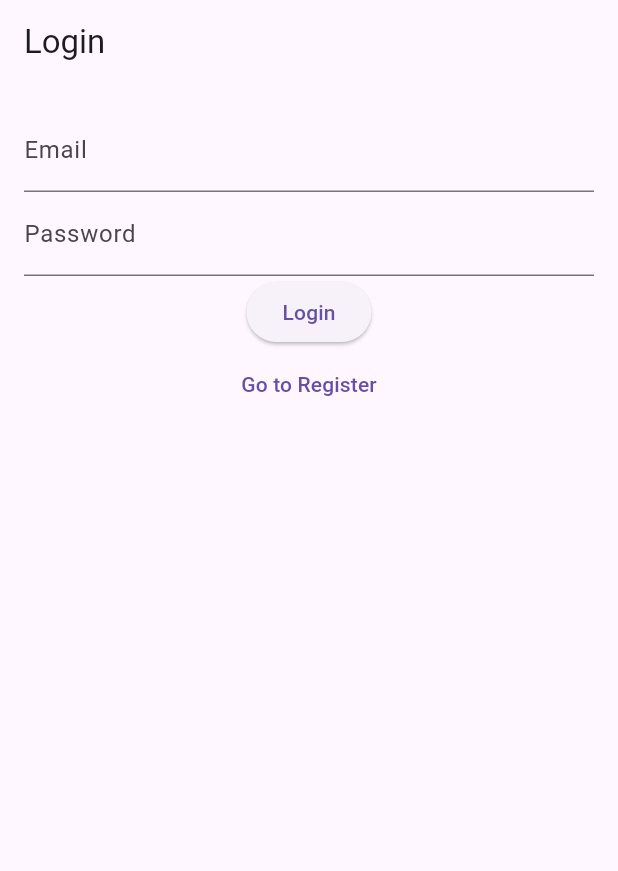
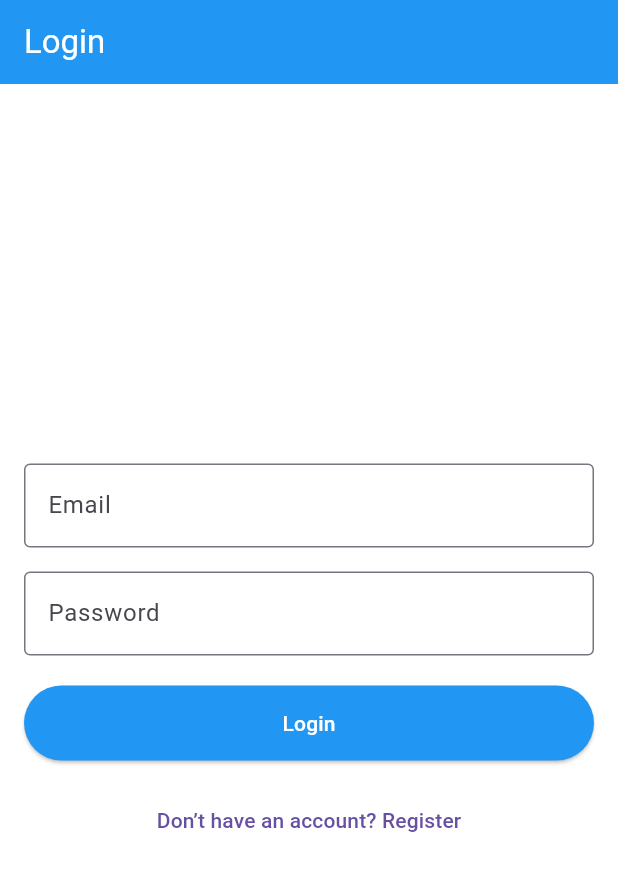
Before and after one commit to Sudila-Jayasekara/yuklid_flutter_frontend, a Flutter app: the screen it shows after launch, on a phone screen of 412 x 824 dp. Shown: the top 871 px of the screen. Run offline on Flutter 3.47's test engine with Material 3 defaults, Android fonts, the light colour scheme and no system bars; our stand-ins replace flutter_secure_storage.

Commit message:
Setup Basic Auth and Question For testing Frontend

```diff
--- a/lib/core/constants.dart
+++ /dev/null
@@ -1 +0,0 @@
-const String baseUrl = 'https://yuklid.com';
--- a/lib/main.dart
+++ b/lib/main.dart
@@ -1,5 +1,21 @@
+
+// Main App
+import 'package:flutter/cupertino.dart';
 import 'package:flutter/material.dart';
-import 'screens/login_page.dart';
+import 'package:provider/provider.dart';
+import 'package:yuklid_flutter_frontend/providers/auth_provider.dart';
+import 'package:yuklid_flutter_frontend/screens/auth_wrapper.dart';
+
+void main() {
+  runApp(
+    MultiProvider(
+      providers: [
+        ChangeNotifierProvider(create: (_) => AuthProvider()),
+      ],
+      child: const MyApp(),
+    ),
+  );
+}
 
 class MyApp extends StatelessWidget {
   const MyApp({super.key});
@@ -7,12 +23,22 @@ class MyApp extends StatelessWidget {
   @override
   Widget build(BuildContext context) {
     return MaterialApp(
-      debugShowCheckedModeBanner: false,
-      home: LoginPage(),
+      title: 'Flutter App',
+      theme: ThemeData(
+        primarySwatch: Colors.blue,
+        scaffoldBackgroundColor: Colors.white,
+        appBarTheme: const AppBarTheme(
+          backgroundColor: Colors.blue,
+          foregroundColor: Colors.white,
+        ),
+        elevatedButtonTheme: ElevatedButtonThemeData(
+          style: ElevatedButton.styleFrom(
+            backgroundColor: Colors.blue,
+            foregroundColor: Colors.white,
+          ),
+        ),
+      ),
+      home: const AuthWrapper(),
     );
   }
 }
-
-void main() {
-  runApp(const MyApp());
-}
--- a/lib/models/user.dart
+++ /dev/null
@@ -1,15 +0,0 @@
-class User {
-  final String email;
-  final DateTime issuedAt;
-  final DateTime expiresAt;
-
-  User({required this.email, required this.issuedAt, required this.expiresAt});
-
-  factory User.fromToken(Map<String, dynamic> decoded) {
-    return User(
-      email: decoded['sub'],
-      issuedAt: DateTime.fromMillisecondsSinceEpoch(decoded['iat'] * 1000),
-      expiresAt: DateTime.fromMillisecondsSinceEpoch(decoded['exp'] * 1000),
-    );
-  }
-}
--- /dev/null
+++ b/lib/screens/auth_wrapper.dart
@@ -0,0 +1,29 @@
+// Auth Wrapper
+import 'package:flutter/cupertino.dart';
+import 'package:flutter/material.dart';
+import 'package:provider/provider.dart';
+import 'package:yuklid_flutter_frontend/screens/question_screen.dart';
+
+import '../providers/auth_provider.dart';
+import 'login_screen.dart';
+
+class AuthWrapper extends StatelessWidget {
+  const AuthWrapper({super.key});
+
+  @override
+  Widget build(BuildContext context) {
+    final authProvider = Provider.of<AuthProvider>(context);
+    return FutureBuilder<String?>(
+      future: authProvider.getToken(),
+      builder: (context, snapshot) {
+        if (snapshot.connectionState == ConnectionState.waiting) {
+          return const Scaffold(body: Center(child: CircularProgressIndicator()));
+        }
+        if (snapshot.hasData && snapshot.data != null) {
+          return const QuestionScreen();
+        }
+        return const LoginScreen();
+      },
+    );
+  }
+}
--- a/lib/screens/login_page.dart
+++ /dev/null
@@ -1,39 +0,0 @@
-import 'package:flutter/material.dart';
-import '../services/auth_service.dart';
-import 'profile_page.dart';
-import 'register_page.dart';
-
-class LoginPage extends StatelessWidget {
-  final emailCtrl = TextEditingController();
-  final passCtrl = TextEditingController();
-
-  @override
-  Widget build(BuildContext context) {
-    return Scaffold(
-      appBar: AppBar(title: Text("Login")),
-      body: Padding(
-        padding: EdgeInsets.all(16),
-        child: Column(children: [
-          TextField(controller: emailCtrl, decoration: InputDecoration(labelText: "Email")),
-          TextField(controller: passCtrl, decoration: InputDecoration(labelText: "Password"), obscureText: true),
-          ElevatedButton(
-            onPressed: () async {
-              final token = await AuthService.login(emailCtrl.text, passCtrl.text);
-              if (token != null) {
-                Navigator.push(
-                  context,
-                  MaterialPageRoute(builder: (_) => ProfilePage(token: token)),
-                );
-              }
-            },
-            child: Text("Login"),
-          ),
-          TextButton(
-            onPressed: () => Navigator.push(context, MaterialPageRoute(builder: (_) => RegisterPage())),
-            child: Text("Go to Register"),
-          )
-        ]),
-      ),
-    );
-  }
-}
--- /dev/null
+++ b/lib/screens/login_screen.dart
@@ -0,0 +1,62 @@
+import 'package:flutter/cupertino.dart';
+import 'package:flutter/material.dart';
+import 'package:provider/provider.dart';
+import 'package:yuklid_flutter_frontend/providers/auth_provider.dart';
+import 'package:yuklid_flutter_frontend/screens/register_screen.dart';
+
+import '../widgets/custom_button.dart';
+import '../widgets/custom_text_field.dart';
+class LoginScreen extends StatefulWidget {
+  const LoginScreen({super.key});
+
+  @override
+  _LoginScreenState createState() => _LoginScreenState();
+}
+
+class _LoginScreenState extends State<LoginScreen> {
+  final _emailController = TextEditingController();
+  final _passwordController = TextEditingController();
+  bool _isLoading = false;
+
+  @override
+  Widget build(BuildContext context) {
+    final authProvider = Provider.of<AuthProvider>(context);
+    return Scaffold(
+      appBar: AppBar(title: const Text('Login')),
+      body: Padding(
+        padding: const EdgeInsets.all(16.0),
+        child: Column(
+          mainAxisAlignment: MainAxisAlignment.center,
+          children: [
+            CustomTextField(controller: _emailController, label: 'Email'),
+            const SizedBox(height: 16),
+            CustomTextField(controller: _passwordController, label: 'Password', isPassword: true),
+            const SizedBox(height: 20),
+            if (_isLoading)
+              const CircularProgressIndicator()
+            else
+              CustomButton(
+                label: 'Login',
+                onPressed: () async {
+                  setState(() => _isLoading = true);
+                  try {
+                    await authProvider.login(_emailController.text, _passwordController.text);
+                  } catch (e) {
+                    ScaffoldMessenger.of(context).showSnackBar(
+                      SnackBar(content: Text(e.toString().replaceFirst('Exception: ', ''))),
+                    );
+                  }
+                  setState(() => _isLoading = false);
+                },
+              ),
+            const SizedBox(height: 16),
+            TextButton(
+              onPressed: () => Navigator.push(context, MaterialPageRoute(builder: (_) => const RegisterScreen())),
+              child: const Text('Don’t have an account? Register'),
+            ),
+          ],
+        ),
+      ),
+    );
+  }
+}
--- /dev/null
+++ b/lib/widgets/custom_button.dart
@@ -0,0 +1,20 @@
+import 'package:flutter/cupertino.dart';
+import 'package:flutter/material.dart';
+
+class CustomButton extends StatelessWidget {
+  final String label;
+  final VoidCallback onPressed;
+
+  const CustomButton({required this.label, required this.onPressed, super.key});
+
+  @override
+  Widget build(BuildContext context) {
+    return ElevatedButton(
+      onPressed: onPressed,
+      style: ElevatedButton.styleFrom(
+        minimumSize: const Size(double.infinity, 50),
+      ),
+      child: Text(label),
+    );
+  }
+}
--- /dev/null
+++ b/lib/widgets/custom_text_field.dart
@@ -0,0 +1,27 @@
+import 'package:flutter/cupertino.dart';
+import 'package:flutter/material.dart';
+
+class CustomTextField extends StatelessWidget {
+  final TextEditingController controller;
+  final String label;
+  final bool isPassword;
+
+  const CustomTextField({
+    required this.controller,
+    required this.label,
+    this.isPassword = false,
+    super.key,
+  });
+
+  @override
+  Widget build(BuildContext context) {
+    return TextField(
+      controller: controller,
+      obscureText: isPassword,
+      decoration: InputDecoration(
+        labelText: label,
+        border: const OutlineInputBorder(),
+      ),
+    );
+  }
+}
```
Also changed, not shown: lib/models/option.dart (added, +13 -0 lines), lib/models/question.dart (added, +17 -0 lines), lib/providers/auth_provider.dart (added, +35 -0 lines), lib/screens/profile_page.dart (deleted, +0 -29 lines), lib/screens/question_screen.dart (added, +103 -0 lines), lib/screens/register_page.dart (deleted, +0 -32 lines), lib/screens/register_screen.dart (added, +69 -0 lines), lib/services/auth_service.dart (deleted, +0 -38 lines), lib/services/user_service.dart (added, +72 -0 lines), lib/widgets/mcq_widgets.dart (added, +67 -0 lines), pubspec.yaml (+4 -3 lines), pubspec.lock (deleted), 9 other files.
